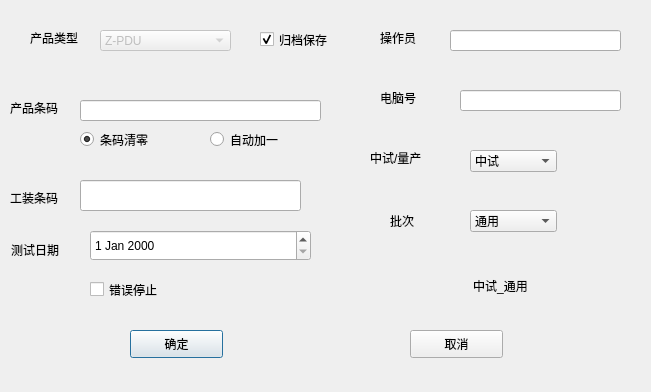
Above: IDC_TestSystem/common/testcom/testserialnumdlg.ui from ChinaClever/IDC_TestSystem before the change. Below: the same form after it.
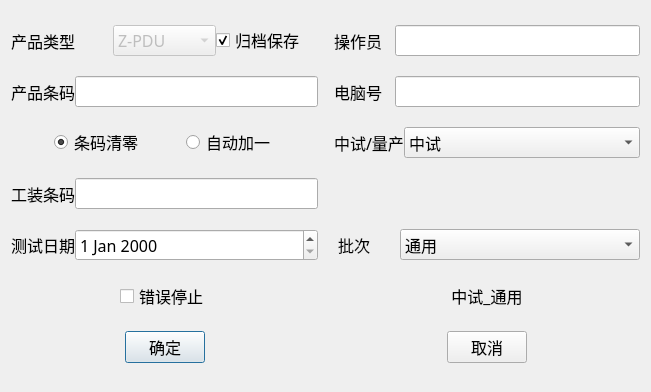
That is the form after the change.

Commit message: 自动化测试结果ui

Patch:
```diff
--- a/IDC_TestSystem/common/testcom/testserialnumdlg.ui
+++ b/IDC_TestSystem/common/testcom/testserialnumdlg.ui
@@ -10,34 +10,33 @@
     <height>392</height>
    </rect>
   </property>
+  <property name="font">
+   <font>
+    <family>微软雅黑</family>
+    <pointsize>12</pointsize>
+   </font>
+  </property>
   <property name="windowTitle">
    <string>Dialog</string>
   </property>
+  <layout class="QGridLayout" name="gridLayout">
+   <property name="horizontalSpacing">
+    <number>16</number>
+   </property>
+   <item row="0" column="0">
+    <layout class="QHBoxLayout" name="horizontalLayout">
+     <item>
   <widget class="QLabel" name="label">
-   <property name="geometry">
-    <rect>
-     <x>30</x>
-     <y>30</y>
-     <width>72</width>
-     <height>15</height>
-    </rect>
-   </property>
    <property name="text">
     <string>产品类型</string>
    </property>
   </widget>
+     </item>
+     <item>
   <widget class="QComboBox" name="typeComboBox">
    <property name="enabled">
     <bool>false</bool>
    </property>
-   <property name="geometry">
-    <rect>
-     <x>100</x>
-     <y>30</y>
-     <width>131</width>
-     <height>21</height>
-    </rect>
-   </property>
    <item>
     <property name="text">
      <string>Z-PDU</string>
@@ -64,84 +63,99 @@
     </property>
    </item>
   </widget>
+     </item>
+     <item>
+      <widget class="QCheckBox" name="saveCheckBox">
+       <property name="text">
+        <string>归档保存</string>
+       </property>
+       <property name="checked">
+        <bool>true</bool>
+       </property>
+      </widget>
+     </item>
+    </layout>
+   </item>
+   <item row="0" column="1">
+    <layout class="QHBoxLayout" name="horizontalLayout_2" stretch="1,4">
+     <item>
+      <widget class="QLabel" name="label_3">
+       <property name="text">
+        <string>操作员</string>
+       </property>
+      </widget>
+     </item>
+     <item>
+      <widget class="QLineEdit" name="opLineEdit">
+       <property name="sizePolicy">
+        <sizepolicy hsizetype="Minimum" vsizetype="Fixed">
+         <horstretch>0</horstretch>
+         <verstretch>0</verstretch>
+        </sizepolicy>
+       </property>
+      </widget>
+     </item>
+    </layout>
+   </item>
+   <item row="1" column="0">
+    <layout class="QHBoxLayout" name="horizontalLayout_6" stretch="1,4">
+     <item>
   <widget class="QLabel" name="label_2">
-   <property name="geometry">
-    <rect>
-     <x>10</x>
-     <y>100</y>
-     <width>72</width>
-     <height>15</height>
-    </rect>
-   </property>
    <property name="text">
     <string>产品条码</string>
    </property>
   </widget>
+     </item>
+     <item>
   <widget class="QLineEdit" name="snLineEdit">
-   <property name="geometry">
-    <rect>
-     <x>80</x>
-     <y>100</y>
-     <width>241</width>
-     <height>21</height>
-    </rect>
-   </property>
-  </widget>
-  <widget class="QLineEdit" name="opLineEdit">
-   <property name="geometry">
-    <rect>
-     <x>450</x>
-     <y>30</y>
-     <width>171</width>
-     <height>21</height>
-    </rect>
-   </property>
-  </widget>
-  <widget class="QLabel" name="label_3">
-   <property name="geometry">
-    <rect>
-     <x>380</x>
-     <y>30</y>
-     <width>72</width>
-     <height>15</height>
-    </rect>
-   </property>
+       <property name="sizePolicy">
+        <sizepolicy hsizetype="Minimum" vsizetype="Fixed">
+         <horstretch>0</horstretch>
+         <verstretch>0</verstretch>
+        </sizepolicy>
+       </property>
+      </widget>
+     </item>
+    </layout>
+   </item>
+   <item row="1" column="1">
+    <layout class="QHBoxLayout" name="horizontalLayout_3" stretch="1,4">
+     <item>
+      <widget class="QLabel" name="label_7">
    <property name="text">
-    <string>操作员</string>
-   </property>
-  </widget>
-  <widget class="QLineEdit" name="barCodeLineEdit">
-   <property name="geometry">
-    <rect>
-     <x>80</x>
-     <y>180</y>
-     <width>221</width>
-     <height>31</height>
-    </rect>
-   </property>
-  </widget>
-  <widget class="QLabel" name="label_4">
-   <property name="geometry">
-    <rect>
-     <x>10</x>
-     <y>190</y>
-     <width>72</width>
-     <height>15</height>
-    </rect>
-   </property>
-   <property name="text">
-    <string>工装条码</string>
-   </property>
-  </widget>
+        <string>电脑号</string>
+       </property>
+      </widget>
+     </item>
+     <item>
+      <widget class="QLineEdit" name="cnLineEdit">
+       <property name="sizePolicy">
+        <sizepolicy hsizetype="Minimum" vsizetype="Fixed">
+         <horstretch>0</horstretch>
+         <verstretch>0</verstretch>
+        </sizepolicy>
+       </property>
+      </widget>
+     </item>
+    </layout>
+   </item>
+   <item row="2" column="0">
+    <layout class="QHBoxLayout" name="horizontalLayout_7">
+     <item>
+      <spacer name="horizontalSpacer">
+       <property name="orientation">
+        <enum>Qt::Horizontal</enum>
+       </property>
+       <property name="sizeHint" stdset="0">
+        <size>
+         <width>40</width>
+         <height>20</height>
+        </size>
+       </property>
+      </spacer>
+     </item>
+     <item>
   <widget class="QRadioButton" name="clearRadioButton">
-   <property name="geometry">
-    <rect>
-     <x>80</x>
-     <y>130</y>
-     <width>115</width>
-     <height>19</height>
-    </rect>
-   </property>
    <property name="text">
     <string>条码清零</string>
    </property>
@@ -149,28 +163,53 @@
     <bool>true</bool>
    </property>
   </widget>
+     </item>
+     <item>
+      <spacer name="horizontalSpacer_2">
+       <property name="orientation">
+        <enum>Qt::Horizontal</enum>
+       </property>
+       <property name="sizeHint" stdset="0">
+        <size>
+         <width>40</width>
+         <height>20</height>
+        </size>
+       </property>
+      </spacer>
+     </item>
+     <item>
   <widget class="QRadioButton" name="addRadioButton">
-   <property name="geometry">
-    <rect>
-     <x>210</x>
-     <y>130</y>
-     <width>115</width>
-     <height>19</height>
-    </rect>
-   </property>
    <property name="text">
     <string>自动加一</string>
    </property>
   </widget>
+     </item>
+     <item>
+      <spacer name="horizontalSpacer_3">
+       <property name="orientation">
+        <enum>Qt::Horizontal</enum>
+       </property>
+       <property name="sizeHint" stdset="0">
+        <size>
+         <width>40</width>
+         <height>20</height>
+        </size>
+       </property>
+      </spacer>
+     </item>
+    </layout>
+   </item>
+   <item row="2" column="1">
+    <layout class="QHBoxLayout" name="horizontalLayout_4" stretch="1,8">
+     <item>
+      <widget class="QLabel" name="label_5">
+       <property name="text">
+        <string>中试/量产</string>
+       </property>
+      </widget>
+     </item>
+     <item>
   <widget class="QComboBox" name="purposeComboBox">
-   <property name="geometry">
-    <rect>
-     <x>470</x>
-     <y>150</y>
-     <width>87</width>
-     <height>22</height>
-    </rect>
-   </property>
    <item>
     <property name="text">
      <string>中试</string>
@@ -187,28 +226,55 @@
     </property>
    </item>
   </widget>
-  <widget class="QLabel" name="label_5">
-   <property name="geometry">
-    <rect>
-     <x>370</x>
-     <y>150</y>
-     <width>72</width>
-     <height>15</height>
-    </rect>
-   </property>
+     </item>
+    </layout>
+   </item>
+   <item row="3" column="0">
+    <layout class="QHBoxLayout" name="horizontalLayout_8" stretch="1,4">
+     <item>
+      <widget class="QLabel" name="label_4">
+       <property name="text">
+        <string>工装条码</string>
+       </property>
+      </widget>
+     </item>
+     <item>
+      <widget class="QLineEdit" name="barCodeLineEdit">
+       <property name="sizePolicy">
+        <sizepolicy hsizetype="Minimum" vsizetype="Fixed">
+         <horstretch>0</horstretch>
+         <verstretch>0</verstretch>
+        </sizepolicy>
+       </property>
+      </widget>
+     </item>
+    </layout>
+   </item>
+   <item row="4" column="0">
+    <layout class="QHBoxLayout" name="horizontalLayout_9" stretch="1,4">
+     <item>
+      <widget class="QLabel" name="label_8">
    <property name="text">
-    <string>中试/量产</string>
-   </property>
-  </widget>
+        <string>测试日期</string>
+       </property>
+      </widget>
+     </item>
+     <item>
+      <widget class="QDateEdit" name="dateEdit"/>
+     </item>
+    </layout>
+   </item>
+   <item row="4" column="1">
+    <layout class="QHBoxLayout" name="horizontalLayout_5" stretch="1,4">
+     <item>
+      <widget class="QLabel" name="label_6">
+       <property name="text">
+        <string> 批次       </string>
+       </property>
+      </widget>
+     </item>
+     <item>
   <widget class="QComboBox" name="batchComboBox">
-   <property name="geometry">
-    <rect>
-     <x>470</x>
-     <y>210</y>
-     <width>87</width>
-     <height>22</height>
-    </rect>
-   </property>
    <item>
     <property name="text">
      <string>通用</string>
@@ -245,100 +311,69 @@
     </property>
    </item>
   </widget>
-  <widget class="QLabel" name="label_6">
-   <property name="geometry">
-    <rect>
-     <x>390</x>
-     <y>210</y>
-     <width>72</width>
-     <height>21</height>
-    </rect>
-   </property>
-   <property name="text">
-    <string>批次</string>
-   </property>
-  </widget>
-  <widget class="QLabel" name="label_7">
-   <property name="geometry">
-    <rect>
-     <x>380</x>
-     <y>90</y>
-     <width>72</width>
-     <height>15</height>
-    </rect>
+     </item>
+    </layout>
+   </item>
+   <item row="5" column="0">
+    <layout class="QHBoxLayout" name="horizontalLayout_10">
+     <item>
+      <spacer name="horizontalSpacer_4">
+       <property name="orientation">
+        <enum>Qt::Horizontal</enum>
+       </property>
+       <property name="sizeHint" stdset="0">
+        <size>
+         <width>40</width>
+         <height>20</height>
+        </size>
+       </property>
+      </spacer>
+     </item>
+     <item>
+      <widget class="QCheckBox" name="errStopCheckBox">
+       <property name="enabled">
+        <bool>true</bool>
    </property>
    <property name="text">
-    <string>电脑号</string>
-   </property>
-  </widget>
-  <widget class="QLineEdit" name="cnLineEdit">
-   <property name="geometry">
-    <rect>
-     <x>460</x>
-     <y>90</y>
-     <width>161</width>
-     <height>21</height>
-    </rect>
-   </property>
-  </widget>
-  <widget class="QLabel" name="label_8">
-   <property name="geometry">
-    <rect>
-     <x>11</x>
-     <y>240</y>
-     <width>71</width>
+        <string>错误停止</string>
+       </property>
+       <property name="checked">
+        <bool>false</bool>
+       </property>
+      </widget>
+     </item>
+     <item>
+      <spacer name="horizontalSpacer_5">
+       <property name="orientation">
+        <enum>Qt::Horizontal</enum>
+       </property>
+       <property name="sizeHint" stdset="0">
+        <size>
+         <width>40</width>
      <height>20</height>
-    </rect>
-   </property>
-   <property name="text">
-    <string>测试日期</string>
-   </property>
-  </widget>
-  <widget class="QDateEdit" name="dateEdit">
-   <property name="geometry">
-    <rect>
-     <x>90</x>
-     <y>230</y>
-     <width>221</width>
-     <height>31</height>
-    </rect>
-   </property>
-  </widget>
-  <widget class="QPushButton" name="okBtn">
-   <property name="geometry">
-    <rect>
-     <x>130</x>
-     <y>330</y>
-     <width>93</width>
-     <height>28</height>
-    </rect>
-   </property>
-   <property name="text">
-    <string>确定</string>
-   </property>
-  </widget>
-  <widget class="QPushButton" name="cancelBtn">
-   <property name="geometry">
-    <rect>
-     <x>410</x>
-     <y>330</y>
-     <width>93</width>
-     <height>28</height>
-    </rect>
-   </property>
-   <property name="text">
-    <string>取消</string>
-   </property>
-  </widget>
+        </size>
+       </property>
+      </spacer>
+     </item>
+    </layout>
+   </item>
+   <item row="5" column="1">
+    <layout class="QHBoxLayout" name="horizontalLayout_11">
+     <item>
+      <spacer name="horizontalSpacer_8">
+       <property name="orientation">
+        <enum>Qt::Horizontal</enum>
+       </property>
+       <property name="sizeHint" stdset="0">
+        <size>
+         <width>40</width>
+         <height>20</height>
+        </size>
+       </property>
+      </spacer>
+     </item>
+     <item>
   <widget class="QLabel" name="statusLab">
-   <property name="geometry">
-    <rect>
-     <x>380</x>
-     <y>260</y>
-     <width>241</width>
-     <height>51</height>
-    </rect>
-   </property>
    <property name="text">
     <string>中试_通用</string>
    </property>
@@ -346,41 +381,97 @@
     <set>Qt::AlignCenter</set>
    </property>
   </widget>
-  <widget class="QCheckBox" name="errStopCheckBox">
-   <property name="enabled">
-    <bool>true</bool>
-   </property>
-   <property name="geometry">
-    <rect>
-     <x>90</x>
-     <y>280</y>
-     <width>111</width>
-     <height>19</height>
-    </rect>
-   </property>
-   <property name="text">
-    <string>错误停止</string>
-   </property>
-   <property name="checked">
-    <bool>false</bool>
-   </property>
-  </widget>
-  <widget class="QCheckBox" name="saveCheckBox">
-   <property name="geometry">
-    <rect>
-     <x>260</x>
-     <y>30</y>
-     <width>91</width>
-     <height>19</height>
-    </rect>
-   </property>
-   <property name="text">
-    <string>归档保存</string>
-   </property>
-   <property name="checked">
-    <bool>true</bool>
-   </property>
-  </widget>
+     </item>
+     <item>
+      <spacer name="horizontalSpacer_9">
+       <property name="orientation">
+        <enum>Qt::Horizontal</enum>
+       </property>
+       <property name="sizeHint" stdset="0">
+        <size>
+         <width>40</width>
+         <height>20</height>
+        </size>
+       </property>
+      </spacer>
+     </item>
+    </layout>
+   </item>
+   <item row="6" column="0">
+    <layout class="QHBoxLayout" name="horizontalLayout_12">
+     <item>
+      <spacer name="horizontalSpacer_6">
+       <property name="orientation">
+        <enum>Qt::Horizontal</enum>
+       </property>
+       <property name="sizeHint" stdset="0">
+        <size>
+         <width>40</width>
+         <height>20</height>
+        </size>
+       </property>
+      </spacer>
+     </item>
+     <item>
+      <widget class="QPushButton" name="okBtn">
+       <property name="text">
+        <string>确定</string>
+       </property>
+      </widget>
+     </item>
+     <item>
+      <spacer name="horizontalSpacer_7">
+       <property name="orientation">
+        <enum>Qt::Horizontal</enum>
+       </property>
+       <property name="sizeHint" stdset="0">
+        <size>
+         <width>40</width>
+         <height>20</height>
+        </size>
+       </property>
+      </spacer>
+     </item>
+    </layout>
+   </item>
+   <item row="6" column="1">
+    <layout class="QHBoxLayout" name="horizontalLayout_13">
+     <item>
+      <spacer name="horizontalSpacer_10">
+       <property name="orientation">
+        <enum>Qt::Horizontal</enum>
+       </property>
+       <property name="sizeHint" stdset="0">
+        <size>
+         <width>40</width>
+         <height>20</height>
+        </size>
+       </property>
+      </spacer>
+     </item>
+     <item>
+      <widget class="QPushButton" name="cancelBtn">
+       <property name="text">
+        <string>取消</string>
+       </property>
+      </widget>
+     </item>
+     <item>
+      <spacer name="horizontalSpacer_11">
+       <property name="orientation">
+        <enum>Qt::Horizontal</enum>
+       </property>
+       <property name="sizeHint" stdset="0">
+        <size>
+         <width>40</width>
+         <height>20</height>
+        </size>
+       </property>
+      </spacer>
+     </item>
+    </layout>
+   </item>
+  </layout>
  </widget>
  <resources/>
  <connections/>
```
Lines whose indentation alone changed are shown as unchanged. The commit also changes 21 other files.
